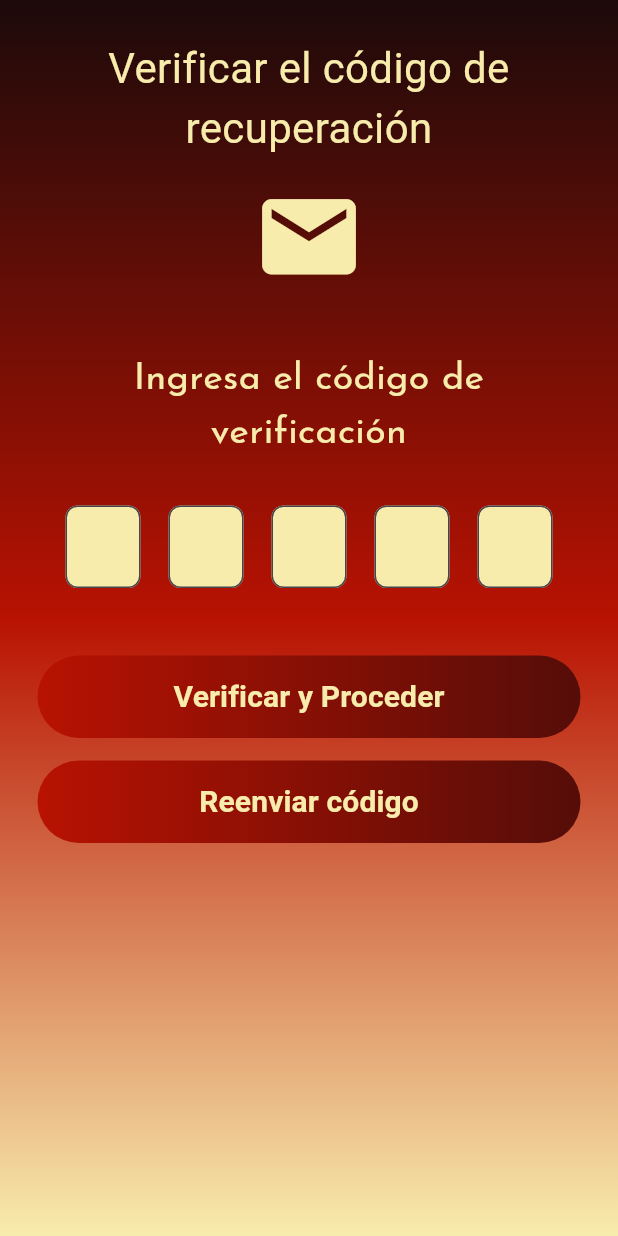
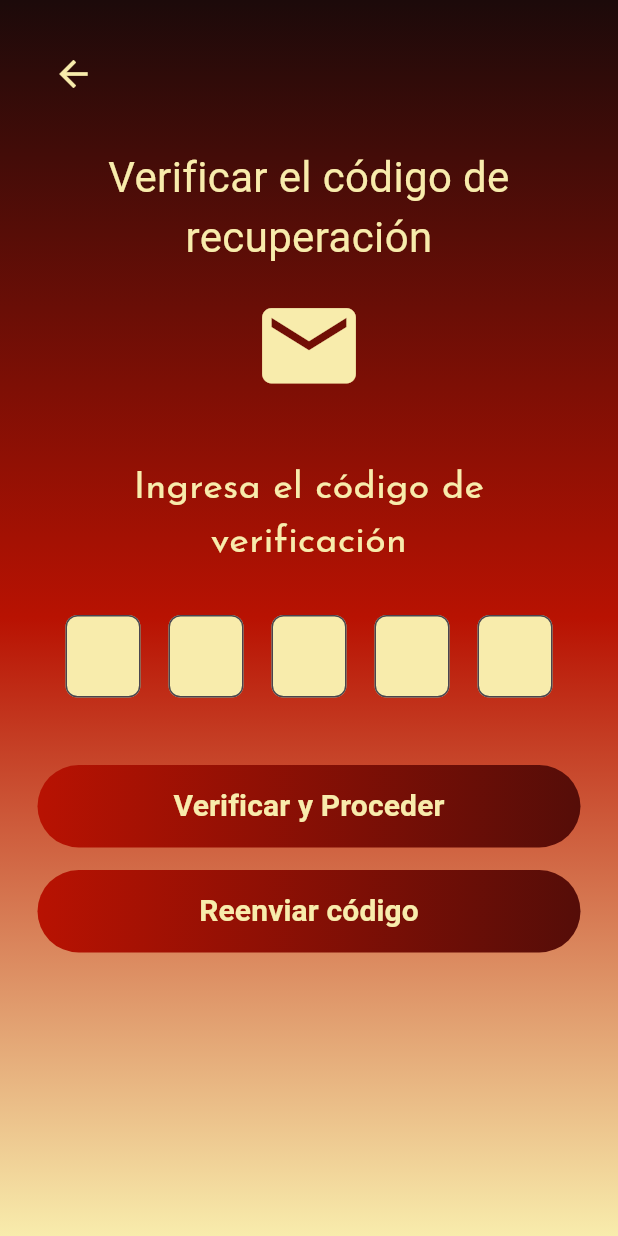
Before and after one commit to valu2208/AsaderoLaCeiba, a Flutter app: the RecuperarContrasena screen opened directly, after a tap on "Recuperar contraseña", on a phone screen of 412 x 824 dp. Run offline on Flutter 3.47's test engine with Material 3 defaults, Android fonts, the phone set to English and light mode, and no system bars; our stand-ins replace google_fonts.

Commit message:
Recuperar pantallas de autenticacion

```diff
--- a/frontend/lib/pantallas/inicio.dart
+++ b/frontend/lib/pantallas/inicio.dart
@@ -4,7 +4,7 @@ import 'package:asadero/core/colores.dart';
 import 'package:asadero/componentes/barra_navegacion.dart';
 import 'package:asadero/componentes/boton_principal.dart';
 import 'package:asadero/pantallas/login.dart';
-import 'package:asadero/pantallas/registro.dart';
+
 
 class Inicio extends StatelessWidget {
   const Inicio({super.key});
@@ -43,7 +43,7 @@ class Inicio extends StatelessWidget {
                 onPressed: () {
                   Navigator.push(
                     context,
-                    MaterialPageRoute(builder: (_) => const Registro()),
+                    MaterialPageRoute(builder: (_) => const Login()),
                   );
                 },
               ),
--- a/frontend/lib/pantallas/nueva_contrasena.dart
+++ b/frontend/lib/pantallas/nueva_contrasena.dart
@@ -1,6 +1,7 @@
 import 'package:flutter/material.dart';
 import 'package:google_fonts/google_fonts.dart';
 import 'package:asadero/core/colores.dart';
+import 'package:asadero/componentes/barra_navegacion.dart';
 import 'package:asadero/componentes/campo_texto.dart';
 import 'package:asadero/componentes/boton_principal.dart';
 import 'package:asadero/pantallas/login.dart';
@@ -37,6 +38,8 @@ class _NuevaContrasenaState extends State<NuevaContrasena> {
             padding: const EdgeInsets.all(25),
             child: Column(
               children: [
+                const BarraNavegacion(),
+                const SizedBox(height: 25),
                 Text(
                   'Restaurar Contraseña',
                   textAlign: TextAlign.center,
--- a/frontend/lib/pantallas/recuperar_contrasena.dart
+++ b/frontend/lib/pantallas/recuperar_contrasena.dart
@@ -1,6 +1,7 @@
 import 'package:flutter/material.dart';
 import 'package:google_fonts/google_fonts.dart';
 import 'package:asadero/core/colores.dart';
+import 'package:asadero/componentes/barra_navegacion.dart';
 import 'package:asadero/componentes/campo_texto.dart';
 import 'package:asadero/componentes/boton_principal.dart';
 import 'package:asadero/pantallas/verificacion.dart';
@@ -17,6 +18,8 @@ class RecuperarContrasena extends StatelessWidget {
           padding: const EdgeInsets.all(25),
           child: Column(
             children: [
+              const BarraNavegacion(),
+              const SizedBox(height: 20),
               const Icon(
                 Icons.key,
                 color: AppColors.goldSand,
--- a/frontend/lib/pantallas/verificacion.dart
+++ b/frontend/lib/pantallas/verificacion.dart
@@ -1,6 +1,7 @@
 import 'package:flutter/material.dart';
 import 'package:google_fonts/google_fonts.dart';
 import 'package:asadero/core/colores.dart';
+import 'package:asadero/componentes/barra_navegacion.dart';
 import 'package:asadero/componentes/boton_principal.dart';
 import 'package:asadero/pantallas/nueva_contrasena.dart';
 
@@ -29,6 +30,8 @@ class Verificacion extends StatelessWidget {
             padding: const EdgeInsets.all(25),
             child: Column(
               children: [
+                const BarraNavegacion(),
+                const SizedBox(height: 25),
                 Text(
                   'Verificar el código de recuperación',
                   textAlign: TextAlign.center,
@@ -38,7 +41,11 @@ class Verificacion extends StatelessWidget {
                   ),
                 ),
                 const SizedBox(height: 15),
-                const Icon(Icons.email, color: AppColors.goldSand, size: 75),
+                const Icon(
+                  Icons.email,
+                  color: AppColors.goldSand,
+                  size: 75,
+                ),
                 const SizedBox(height: 40),
                 Text(
                   'Ingresa el código de verificación',
--- a/frontend/lib/pantallas/verificar_correo.dart
+++ b/frontend/lib/pantallas/verificar_correo.dart
@@ -1,6 +1,7 @@
 import 'package:flutter/material.dart';
 import 'package:google_fonts/google_fonts.dart';
 import 'package:asadero/core/colores.dart';
+import 'package:asadero/componentes/barra_navegacion.dart';
 import 'package:asadero/componentes/boton_principal.dart';
 import 'package:asadero/pantallas/login.dart';
 
@@ -29,6 +30,8 @@ class VerificarCorreo extends StatelessWidget {
             padding: const EdgeInsets.all(25),
             child: Column(
               children: [
+                const BarraNavegacion(),
+                const SizedBox(height: 25),
                 Text(
                   'Verificando el Correo',
                   textAlign: TextAlign.center,
```
